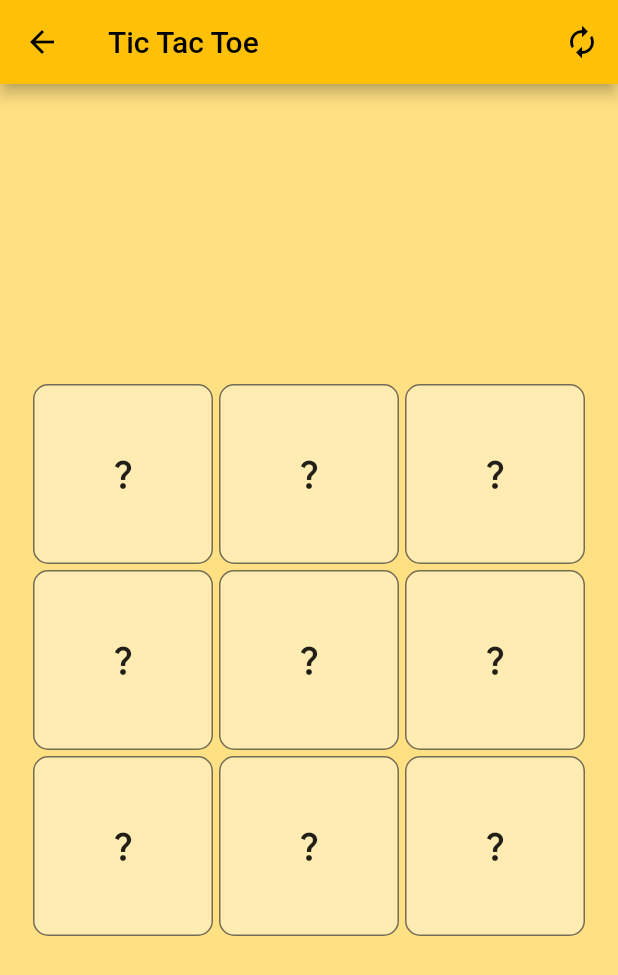
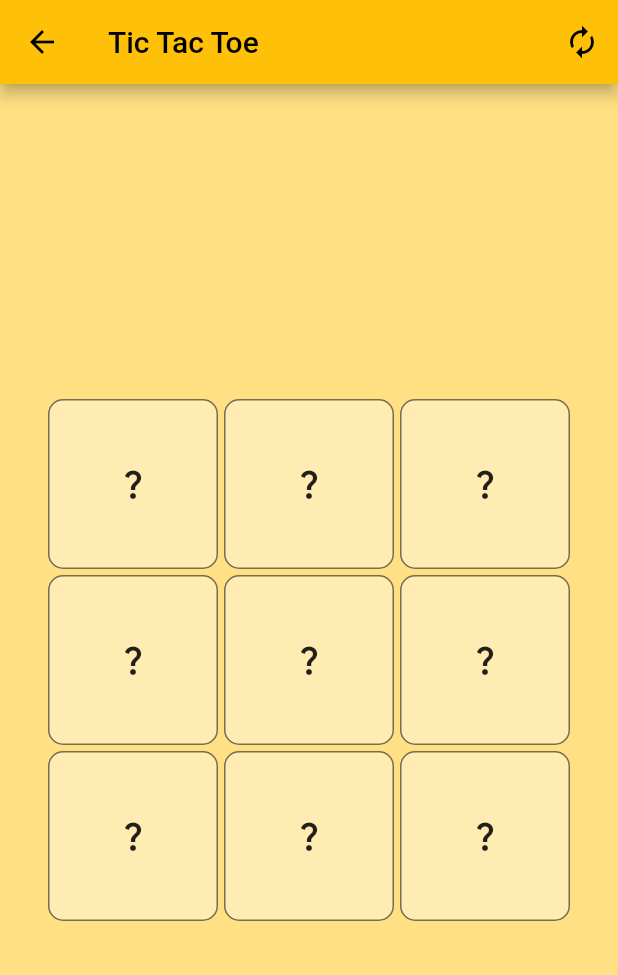
Before and after one commit to linememory/tic_tac_toe, a Flutter app: the TicTacToe screen opened directly, on a phone screen of 412 x 824 dp. Shown: the top 975 px of the screen. Run offline on Flutter 3.47's test engine with Material 2 defaults, Android fonts, the phone set to English and light mode, and no system bars; our stand-ins replace flutter_riverpod.

```diff
--- a/lib/features/game/views/tic_tac_toe.dart
+++ b/lib/features/game/views/tic_tac_toe.dart
@@ -94,9 +94,7 @@ class TicTacToe extends ConsumerWidget {
 
     List<Widget> children = generateChildren(ref, context);
 
-    return Scaffold(
-      backgroundColor: Theme.of(context).backgroundColor,
-      appBar: AppBar(
+    AppBar appBar = AppBar(
       title: const Text("Tic Tac Toe"),
       actions: [
         IconButton(
@@ -106,17 +104,35 @@ class TicTacToe extends ConsumerWidget {
           icon: const Icon(Icons.autorenew),
         ),
       ],
-      ),
+    );
+
+    return Scaffold(
+      backgroundColor: Theme.of(context).backgroundColor,
+      appBar: appBar,
       body: SafeArea(
         child: Center(
           child: Builder(
             builder: (context) {
-              return GridView(
+              double padding = 20;
+              double width = MediaQuery.of(context).size.width - padding;
+              double height = MediaQuery.of(context).size.height -
+                  padding -
+                  appBar.preferredSize.height;
+              if (height < width) {
+                width = height;
+              } else {
+                height = width;
+              }
+
+              return ConstrainedBox(
+                constraints: BoxConstraints.loose(Size(width, height)),
+                child: GridView(
                   shrinkWrap: true,
-                padding: const EdgeInsets.all(20),
+                  padding: EdgeInsets.all(padding),
                   gridDelegate: const SliverGridDelegateWithFixedCrossAxisCount(
                       crossAxisCount: 3),
                   children: children,
+                ),
               );
             },
           ),
```
Lines whose indentation alone changed are shown as unchanged.
